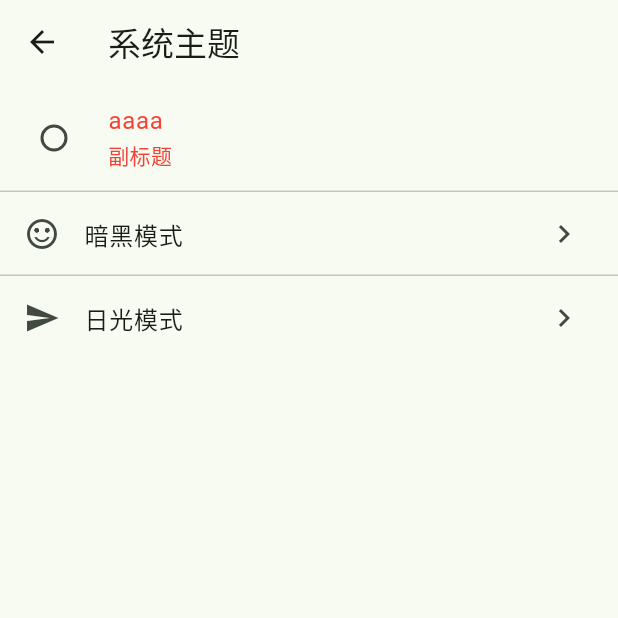
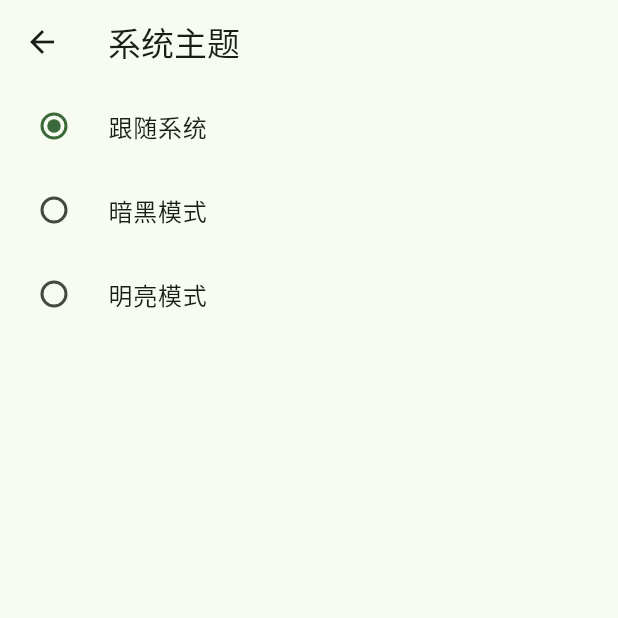
Before and after one commit to sparksworld/Bracket, a Flutter app: the ThemePage screen opened directly, on a phone screen of 412 x 824 dp, the top half of it. Run offline on Flutter 3.47's test engine with Material 3 defaults, Android fonts, the phone set to English and light mode, and no system bars; our stand-ins replace flutter_native_splash, google_fonts, material_color_utilities, shared_preferences; accounts and stored records are empty.

Commit message:
add theme change

```diff
--- a/lib/main.dart
+++ b/lib/main.dart
@@ -33,14 +33,18 @@ class MyApp extends StatelessWidget {
   const MyApp({super.key});
 
   ThemeData? themeData(BuildContext context, theme) {
-    switch (theme) {
-      case ITheme.dark:
-        return ThemeProvider(context).dark();
-      case ITheme.light:
-        return ThemeProvider(context).light();
-      default:
-        return ThemeProvider(context).theme();
+    if (theme == ITheme.auto.value) {
+      return ThemeProvider(context).theme();
     }
+
+    if (theme == ITheme.dark.value) {
+      return ThemeProvider(context).dark();
+    }
+
+    if (theme == ITheme.light.value) {
+      return ThemeProvider(context).light();
+    }
+    return null;
   }
 
   @override
@@ -48,6 +52,8 @@ class MyApp extends StatelessWidget {
     final global = context.watch<Global>();
 
     SparkPxFit.initialize(context);
+
+    print(global.theme);
 
     return MaterialApp(
       title: 'Bracket',
--- a/lib/store/global.dart
+++ b/lib/store/global.dart
@@ -3,17 +3,17 @@ import 'package:bracket/shared/theme.dart';
 // import 'package:bracket/utils/preference.dart';
 import 'package:flutter/foundation.dart';
 
-enum ITheme { unknow, dark, light }
+enum ITheme { auto, dark, light }
 
 extension IThemeExtension on ITheme {
-  String? get value {
+  String get value {
     switch (this) {
       case ITheme.dark:
         return "dark";
       case ITheme.light:
         return "light";
       default:
-        return null;
+        return "auto";
     }
   }
 }
@@ -24,9 +24,9 @@ final settings = ThemeSettings(
 );
 
 class Global with ChangeNotifier, DiagnosticableTreeMixin {
-  late BuildContext context;
-  String? _theme = ITheme.light.value;
-  String? get theme => _theme;
+  final BuildContext context;
+  String _theme = ITheme.auto.value;
+  String get theme => _theme;
 
   Global(this.context) {
     String? data = PreferenceUtil.getString('theme');
--- a/lib/views/setting/theme_page.dart
+++ b/lib/views/setting/theme_page.dart
@@ -1,26 +1,7 @@
 import '/plugins.dart';
 
-class ThemePage extends StatefulWidget {
-  ThemePage({
-    super.key,
-  });
-
-  final List<ListItem> items = List<ListItem>.generate(
-    1000,
-    (i) => i % 6 == 0
-        ? HeadingItem('Heading $i')
-        : MessageItem('Sender $i', 'Message body $i'),
-  );
-
-  @override
-  State<ThemePage> createState() => _ThemePageState();
-}
-
-class _ThemePageState extends State<ThemePage> {
-  @override
-  void initState() {
-    super.initState();
-  }
+class ThemePage extends StatelessWidget {
+  const ThemePage({super.key});
 
   @override
   Widget build(BuildContext context) {
@@ -33,64 +14,29 @@ class _ThemePageState extends State<ThemePage> {
       body: ListView(
         children: <Widget>[
           RadioListTile<String>(
-            title: const Text('aaaa'),
-            // 必须要的属性
-            value: '1',
-            //是否选中发生变化时的回调， 回调的 bool 值 就是是否选中 , true 是 选中
-            groupValue: 'groupValue',
-            onChanged: (value) {},
-            // 选中时 填充的颜色
-            activeColor: Colors.red,
-            // 标题， 具有代表性的就是 Text ，
-            //        selected 如果是 true ：
-            //         如果 不设置 text 的 color 的话， text的颜色 跟随 activeColor
-            // 副标题（在 title 下面）， 具有代表性的就是 Text ， 如果 不设置 text 的 color 的话， text的颜色 跟随 activeColor
-            subtitle: const Text("副标题"),
-            // 是否是三行文本
-            //        如果是 true ： 副标题 不能为 null
-            //        如果是 false：
-            //                      如果没有副标题 ，就只有一行， 如果有副标题 ，就只有两行
-            isThreeLine: false,
-            // 是否密集垂直
-            dense: false,
-            // 左边的一个控件
-//              secondary: Text("secondary"),
-            // text 和 icon 的 color 是否 是 activeColor 的颜色
-            selected: true,
-            controlAffinity: ListTileControlAffinity.leading,
+            title: const Text('跟随系统'),
+            value: ITheme.auto.value,
+            groupValue: global.theme,
+            onChanged: (String? value) {
+              global.setTheme(ITheme.auto.value);
+            },
           ),
-
-          // SwitchListTile(
-          //   secondary: const Icon(Icons.lightbulb_outline),
-          //   title: const Text('暗黑模式'),
-          //   value: global.theme == ITheme.dark.value,
-          //   onChanged: (bool? value) {
-          //     if (value == true) {
-          //       global.setTheme(ITheme.dark.value);
-          //     } else {
-          //       global.setTheme(ITheme.light.value);
-          //     }
-          //   },
-          // ),
-          const Divider(
-            height: 0,
+          RadioListTile<String>(
+            title: const Text('暗黑模式'),
+            value: ITheme.dark.value,
+            groupValue: global.theme,
+            onChanged: (String? value) {
+              global.setTheme(ITheme.dark.value);
+            },
           ),
-          const ListTile(
-            title: Text('暗黑模式'),
-            leading: Icon(Icons.sentiment_satisfied_alt),
-            trailing: Icon(Icons.keyboard_arrow_right_outlined),
-          ),
-          const Divider(
-            height: 0,
-          ),
-          const ListTile(
-            title: Text('日光模式'),
-            leading: Icon(Icons.send),
-            trailing: Icon(Icons.keyboard_arrow_right_outlined),
-          ),
-          const SizedBox(
-            height: 20,
-          ),
+          RadioListTile<String>(
+            title: const Text('明亮模式'),
+            value: ITheme.light.value,
+            groupValue: global.theme,
+            onChanged: (String? value) {
+              global.setTheme(ITheme.light.value);
+            },
+          )
         ],
       ),
     );
```
Also changed, not shown: lib/views/setting/index.dart (+0 -12 lines), pubspec.lock, 1 other file.
